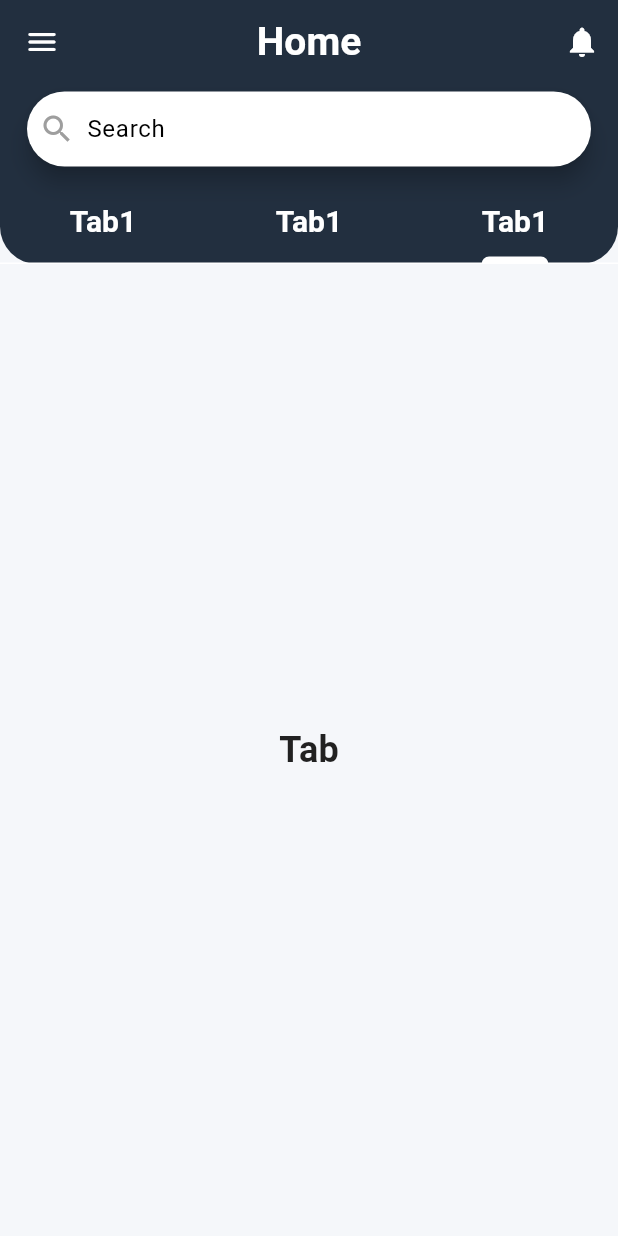
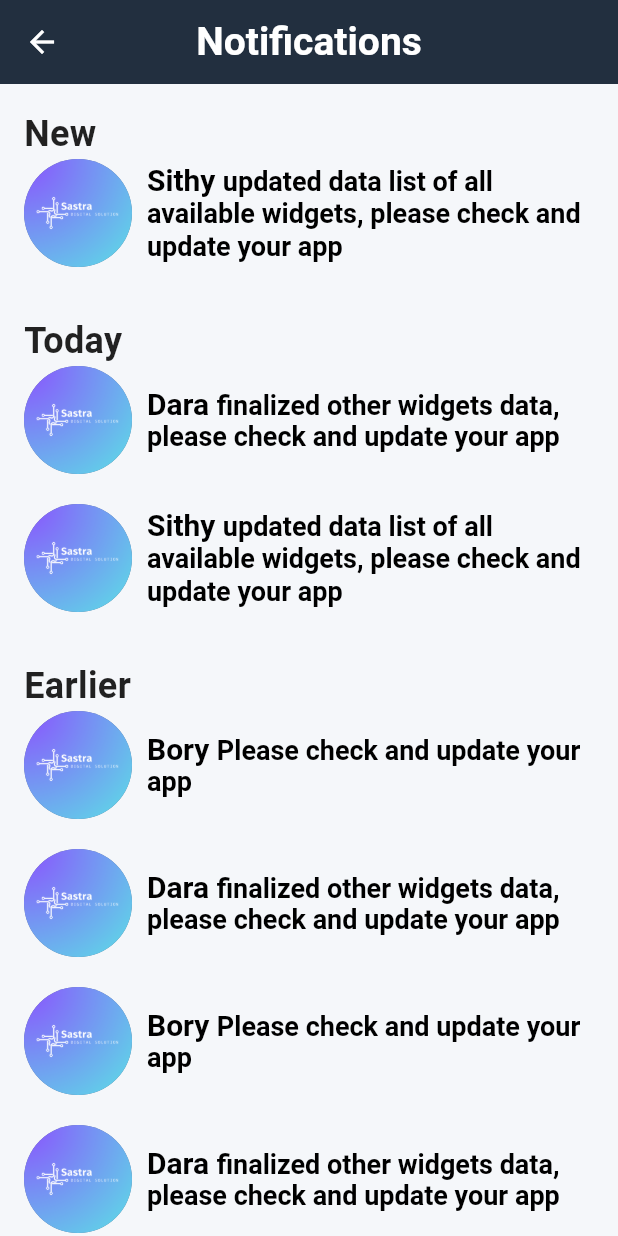
Before and after one commit to Sastra-Digital-School/flutter_getx_lesson_weekday, a Flutter app: the screen it shows after launch, tab 3 chosen, after a tap on the "notifications" icon, on a phone screen of 412 x 824 dp. Run offline on Flutter 3.47's test engine with Material 3 defaults, Android fonts, the phone set to English and light mode, and no system bars; our stand-ins replace cached_network_image, flutter_secure_storage, get, google_fonts, pull_to_refresh, shimmer; network calls fail.

Commit message:
update date: 5-5-2025

```diff
--- a/lib/app.dart
+++ b/lib/app.dart
@@ -1,7 +1,8 @@
 import 'package:flutter/material.dart';
+import 'package:flutter_project_getx/config/routes/app_pages.dart';
+import 'package:flutter_project_getx/config/routes/app_routes.dart';
 import 'package:flutter_project_getx/config/theme/theme_style.dart';
 import 'package:flutter_project_getx/modules/home/binding/home_binding.dart';
-import 'package:flutter_project_getx/modules/home/controller/home_controller.dart';
 import 'package:get/get.dart';
 
 class MyApp extends StatelessWidget {
@@ -13,8 +14,10 @@ class MyApp extends StatelessWidget {
       title: 'Flutter Demo',
       debugShowCheckedModeBanner: false,
       theme: AppTheme.lightTheme,
+      initialRoute: RouteView.home.name,
       initialBinding: HomeBinding(),
-      home: const HomeResponsive(),
+      getPages: AppRouting.route,
+      // home: const HomeResponsive(),
     );
   }
 }
--- a/lib/config/routes/app_pages.dart
+++ b/lib/config/routes/app_pages.dart
@@ -1,22 +1,25 @@
-// import 'package:flutter_project_getx/config/function/routes/app_routes.dart';
-// import 'package:get/get.dart';
+import 'package:flutter_project_getx/config/routes/app_routes.dart';
+import 'package:flutter_project_getx/modules/home/controller/home_controller.dart';
+import 'package:flutter_project_getx/modules/notification/notification_binding.dart';
+import 'package:flutter_project_getx/modules/notification/notification_screen.dart';
+import 'package:get/get.dart';
 
-// class AppRouting {
-//   static final route =
-//       RouteView.values.map((e) {
-//         switch (e) {
-//           case RouteView.home:
-//             return GetPage(
-//               name: "/",
-//               page: () => HomeResponesive(),
-//               transition: Transition.noTransition,
-//             );
-//           case RouteView.notification:
-//             return GetPage(
-//               name: "/${e.name}",
-//               page: () => NotificationScreen(),
-//               binding: NotificationBinding(),
-//             );
-//         }
-//       }).toList();
-// }
+class AppRouting {
+  static final route =
+      RouteView.values.map((e) {
+        switch (e) {
+          case RouteView.home:
+            return GetPage(
+              name: "/",
+              page: () => HomeResponsive(),
+              transition: Transition.noTransition,
+            );
+          case RouteView.notification:
+            return GetPage(
+              name: "/${e.name}",
+              page: () => NotificationScreen(),
+              binding: NotificationBinding(),
+            );
+        }
+      }).toList();
+}
--- a/lib/core/data/data.dart
+++ b/lib/core/data/data.dart
@@ -55,4 +55,78 @@ class Datas {
       ],
     },
   };
+
+  static var notificationData = {
+    'data': {
+      'new': {
+        'categoryName': 'New',
+        'datas': [
+          {
+            'name': 'Sithy',
+            'image': 'assets/Sastra Digital Solution.png',
+            'description':
+                'updated data list of all available widgets, please check and update your app',
+            'icon': '',
+            'time': '2h',
+          },
+        ],
+      },
+      'today': {
+        'categoryName': 'New',
+        'datas': [
+          {
+            'name': 'Dara',
+            'image': 'assets/Sastra Digital Solution.png',
+            'description':
+                'finalized other widgets data, please check and update your app',
+            'icon': '',
+            'time': '2h',
+          },
+          {
+            'name': 'Sithy',
+            'image': 'assets/Sastra Digital Solution.png',
+            'description':
+                'updated data list of all available widgets, please check and update your app',
+            'icon': '',
+            'time': '2h',
+          },
+        ],
+      },
+      'earlier': {
+        'categoryName': 'New',
+        'datas': [
+          {
+            'name': 'Bory',
+            'image': 'assets/Sastra Digital Solution.png',
+            'description': 'Please check and update your app',
+            'icon': '',
+            'time': '2h',
+          },
+          {
+            'name': 'Dara',
+            'image': 'assets/Sastra Digital Solution.png',
+            'description':
+                'finalized other widgets data, please check and update your app',
+            'icon': '',
+            'time': '2h',
+          },
+          {
+            'name': 'Bory',
+            'image': 'assets/Sastra Digital Solution.png',
+            'description': 'Please check and update your app',
+            'icon': '',
+            'time': '2h',
+          },
+          {
+            'name': 'Dara',
+            'image': 'assets/Sastra Digital Solution.png',
+            'description':
+                'finalized other widgets data, please check and update your app',
+            'icon': '',
+            'time': '2h',
+          },
+        ],
+      },
+    },
+  };
 }
--- a/lib/modules/home/view/home_view_small.dart
+++ b/lib/modules/home/view/home_view_small.dart
@@ -1,5 +1,6 @@
 import 'package:cached_network_image/cached_network_image.dart';
 import 'package:flutter/material.dart';
+import 'package:flutter_project_getx/config/routes/app_routes.dart';
 import 'package:flutter_project_getx/config/theme/theme_style.dart';
 import 'package:flutter_project_getx/modules/home/controller/home_controller.dart';
 import 'package:flutter_project_getx/modules/item/item_detail.dart';
@@ -50,7 +51,14 @@ class HomeView extends GetView<HomeController> {
     title: Text('Home'),
     centerTitle: true,
     leading: Icon(Icons.menu_rounded),
-    actions: [IconButton(onPressed: () {}, icon: Icon(Icons.notifications))],
+    actions: [
+      IconButton(
+        onPressed: () {
+          RouteView.notification.go();
+        },
+        icon: Icon(Icons.notifications),
+      ),
+    ],
     expandedHeight: 130,
     flexibleSpace: FlexibleSpaceBar(
       expandedTitleScale: 1,
--- /dev/null
+++ b/lib/modules/notification/notification_binding.dart
@@ -0,0 +1,9 @@
+import 'package:flutter_project_getx/modules/notification/notification_controller.dart';
+import 'package:get/get.dart';
+
+class NotificationBinding extends Bindings {
+  @override
+  void dependencies() {
+    Get.lazyPut<NotificationController>(() => NotificationController());
+  }
+}
--- /dev/null
+++ b/lib/modules/notification/notification_controller.dart
@@ -0,0 +1,25 @@
+import 'package:flutter_project_getx/core/data/data.dart';
+import 'package:flutter_project_getx/modules/notification/notification_data_model.dart';
+import 'package:get/get.dart';
+
+class NotificationController extends GetxController {
+  NotificationDataModel notificationDataModel = NotificationDataModel();
+
+  var loading = true.obs;
+
+  Future<NotificationDataModel> loadingData() async {
+    loading.value = true;
+    await Future.delayed(Duration(seconds: 1));
+    notificationDataModel = NotificationDataModel.fromJson(
+      Datas.notificationData,
+    );
+    loading.value = false;
+    return notificationDataModel;
+  }
+
+  @override
+  void onInit() {
+    super.onInit();
+    loadingData();
+  }
+}
--- /dev/null
+++ b/lib/modules/notification/notification_data_model.dart
@@ -0,0 +1,100 @@
+import 'dart:convert';
+
+NotificationDataModel notificationDataModelFromJson(String str) {
+  final jsonData = json.decode(str);
+  return NotificationDataModel.fromJson(jsonData);
+}
+
+String notificationDataModelToJson(NotificationDataModel data) {
+  final dyn = data.toJson();
+  return json.encode(dyn);
+}
+
+class NotificationDataModel {
+  NotificationDataModelData? data;
+
+  NotificationDataModel({this.data});
+
+  factory NotificationDataModel.fromJson(Map<String, dynamic> json) =>
+      NotificationDataModel(
+        data:
+            json["data"] == null
+                ? null
+                : NotificationDataModelData.fromJson(json["data"]),
+      );
+
+  Map<String, dynamic> toJson() => {"data": data?.toJson()};
+}
+
+class NotificationDataModelData {
+  Earlier? dataNew;
+  Earlier? today;
+  Earlier? earlier;
+
+  NotificationDataModelData({this.dataNew, this.today, this.earlier});
+
+  factory NotificationDataModelData.fromJson(Map<String, dynamic> json) =>
+      NotificationDataModelData(
+        dataNew: json["new"] == null ? null : Earlier.fromJson(json["new"]),
+        today: json["today"] == null ? null : Earlier.fromJson(json["today"]),
+        earlier:
+            json["earlier"] == null ? null : Earlier.fromJson(json["earlier"]),
+      );
+
+  Map<String, dynamic> toJson() => {
+    "new": dataNew?.toJson(),
+    "today": today?.toJson(),
+    "earlier": earlier?.toJson(),
+  };
+}
+
+class Earlier {
+  String? categoryName;
+  List<DataElement>? datas;
+
+  Earlier({this.categoryName, this.datas});
+
+  factory Earlier.fromJson(Map<String, dynamic> json) => Earlier(
+    categoryName: json["categoryName"],
+    datas:
+        json["datas"] == null
+            ? null
+            : List<DataElement>.from(
+              json["datas"].map((x) => DataElement.fromJson(x)),
+            ),
+  );
+
+  Map<String, dynamic> toJson() => {
+    "categoryName": categoryName,
+    "datas":
+        datas == null
+            ? null
+            : List<dynamic>.from(datas!.map((x) => x.toJson())),
+  };
+}
+
+class DataElement {
+  String? name;
+  String? image;
+  String? description;
+  String? icon;
+  String? time;
+
+  DataElement({this.name, this.image, this.description, this.icon, this.time});
+
+  factory DataElement.fromJson(Map<String, dynamic> json) => DataElement(
+    name: json["name"],
+    image: json["image"],
+    description: json["description"],
+    icon: json["icon"],
+    time: json["time"],
+  );
+
+  Map<String, dynamic> toJson() => {
+    "name": name,
+    "image": image,
+    "description": description,
+    "icon": icon,
+    "time": time,
+  };
+}
--- /dev/null
+++ b/lib/modules/notification/notification_screen.dart
@@ -0,0 +1,149 @@
+import 'package:flutter/material.dart';
+import 'package:flutter_project_getx/modules/notification/notification_controller.dart';
+import 'package:get/state_manager.dart';
+import 'package:google_fonts/google_fonts.dart';
+import 'package:shimmer/shimmer.dart';
+
+class NotificationScreen extends GetView<NotificationController> {
+  const NotificationScreen({super.key});
+
+  @override
+  Widget build(BuildContext context) {
+    return Obx(
+      () => Scaffold(
+        appBar:
+            controller.loading.value
+                ? AppBar(title: Text('Notifications'))
+                : null,
+        body: controller.loading.value ? _buildShimmer : _buildBody,
+      ),
+    );
+  }
+
+  get _buildBody {
+    return CustomScrollView(slivers: [_buildAppBar, _buildSliverList]);
+  }
+
+  get _buildAppBar {
+    return SliverAppBar(title: Text('Notifications'));
+  }
+
+  get _buildSliverList {
+    List<String> titleList = ['New', 'Today', 'Earlier'];
+
+    var dataNew = controller.notificationDataModel.data?.dataNew?.datas;
+    var dataToday = controller.notificationDataModel.data?.today?.datas;
+    var dataEarlier = controller.notificationDataModel.data?.earlier?.datas;
+
+    return SliverList.builder(
+      itemCount: titleList.length,
+      itemBuilder: (context, index) {
+        return Padding(
+          padding: const EdgeInsets.all(16.0),
+          child: Column(
+            crossAxisAlignment: CrossAxisAlignment.start,
+            children: [
+              Text(titleList[index]),
+              switch (index) {
+                0 => NotificationData(data: dataNew),
+                1 => NotificationData(data: dataToday),
+                2 => NotificationData(data: dataEarlier),
+                int() => SizedBox(),
+              },
+            ],
+          ),
+        );
+      },
+    );
+  }
+
+  get _buildShimmer {
+    return Shimmer.fromColors(
+      baseColor: Colors.grey[300]!,
+      highlightColor: Colors.grey[100]!,
+      child: ListView.builder(
+        itemCount: 6,
+        itemBuilder: (context, index) {
+          return Padding(
+            padding: const EdgeInsets.all(16.0),
+            child: Row(
+              children: [
+                CircleAvatar(radius: 36),
+                const SizedBox(width: 16.0),
+                Expanded(
+                  child: Column(
+                    crossAxisAlignment: CrossAxisAlignment.start,
+                    children: [
+                      Container(
+                        width: double.infinity,
+                        height: 8.0,
+                        color: Colors.white,
+                      ),
+                      const SizedBox(height: 8.0),
+                      Container(
+                        width: double.infinity,
+                        height: 8.0,
+                        color: Colors.white,
+                      ),
+                    ],
+                  ),
+                ),
+              ],
+            ),
+          );
+        },
+      ),
+    );
+  }
+}
+
+class NotificationData extends StatelessWidget {
+  final List? data;
+  const NotificationData({super.key, this.data});
+
+  @override
+  Widget build(BuildContext context) {
+    return Column(
+      spacing: 20,
+      children: List.generate(data?.length ?? 0, (index) {
+        return Row(
+          spacing: 10,
+          crossAxisAlignment: CrossAxisAlignment.center,
+          children: [
+            CircleAvatar(
+              radius: 36,
+              backgroundImage: AssetImage(data?[index].image ?? ''),
+            ),
+            Expanded(
+              child: RichText(
+                text: TextSpan(
+                  children: [
+                    TextSpan(
+                      children: [
+                        TextSpan(
+                          text: '${data?[index].description}',
+                          style: GoogleFonts.leagueSpartan(
+                            fontWeight: FontWeight.bold,
+                            fontSize: 18,
+                            color: Colors.black,
+                            height: 1.2,
+                          ),
+                        ),
+                      ],
+                      text: '${data?[index].name} ',
+                      style: GoogleFonts.leagueSpartan(
+                        fontWeight: FontWeight.bold,
+                        fontSize: 20,
+                        color: Colors.black,
+                      ),
+                    ),
+                  ],
+                ),
+              ),
+            ),
+          ],
+        );
+      }),
+    );
+  }
+}
--- a/pubspec.yaml
+++ b/pubspec.yaml
@@ -19,6 +19,7 @@ dependencies:
   flutter_secure_storage: ^9.2.4
   cached_network_image: ^3.4.1
   pull_to_refresh: ^2.0.0
+  shimmer: ^3.0.0
 
 dev_dependencies:
   flutter_test:
@@ -28,3 +29,6 @@ dev_dependencies:
 
 flutter:
   uses-material-design: true
+
+  assets:
+    - assets/
```
Also changed, not shown: assets/Sastra Digital Solution.png (added), pubspec.lock.
